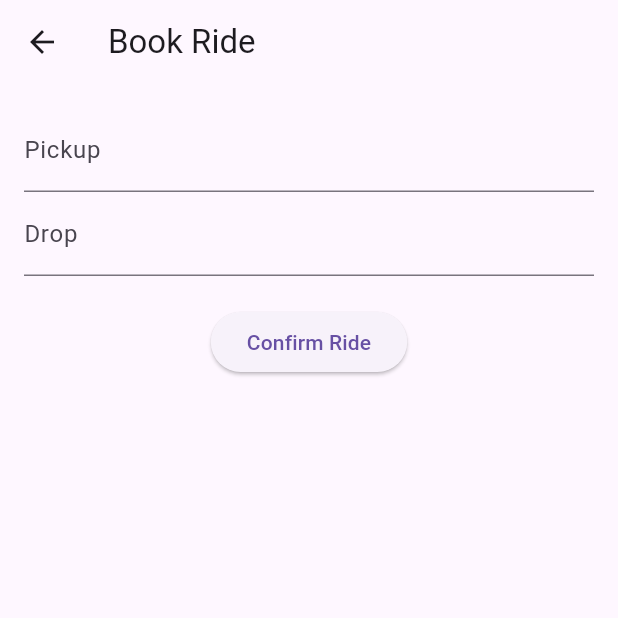
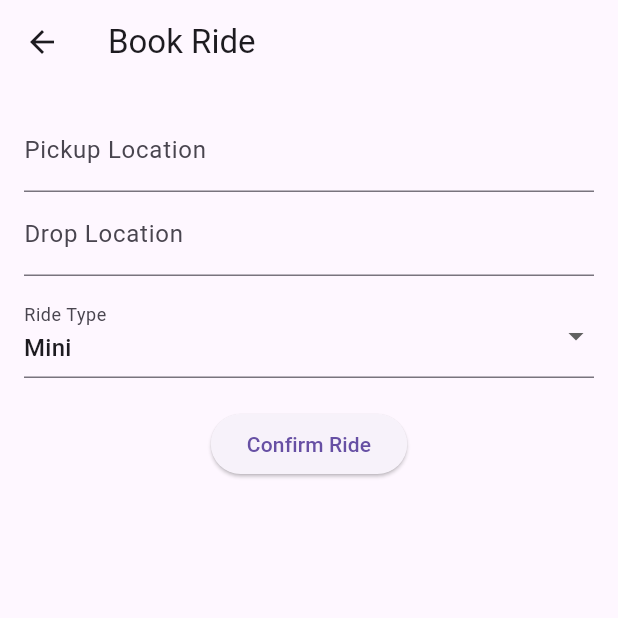
Before and after one commit to smvinay/smart_ride_app, a Flutter app: the screen it shows after launch, after a tap on the "add" icon, on a phone screen of 412 x 824 dp, the top half of it. Run offline on Flutter 3.47's test engine with Material 3 defaults, Android fonts, the phone set to English and light mode, and no system bars; our stand-ins replace fl_chart, flutter_riverpod, hive, hive_flutter; accounts and stored records are empty.

Commit message:
refactor: strongly type dashboard provider to avoid dynamic map issues

```diff
--- a/lib/screens/add_trip_screen.dart
+++ b/lib/screens/add_trip_screen.dart
@@ -4,33 +4,69 @@ import 'package:uuid/uuid.dart';
 import '../models/trip.dart';
 import '../state/trip_notifier.dart';
 
-class AddTripScreen extends ConsumerWidget {
+class AddTripScreen extends ConsumerStatefulWidget {
+  @override
+  ConsumerState<AddTripScreen> createState() => _AddTripScreenState();
+}
+
+class _AddTripScreenState extends ConsumerState<AddTripScreen> {
   final pickupCtrl = TextEditingController();
   final dropCtrl = TextEditingController();
+  String rideType = 'Mini';
 
   @override
-  Widget build(BuildContext context, WidgetRef ref) {
+  Widget build(BuildContext context) {
     return Scaffold(
       appBar: AppBar(title: const Text('Book Ride')),
       body: Padding(
         padding: const EdgeInsets.all(16),
         child: Column(
           children: [
-            TextField(controller: pickupCtrl, decoration: const InputDecoration(labelText: 'Pickup')),
-            TextField(controller: dropCtrl, decoration: const InputDecoration(labelText: 'Drop')),
+            TextField(
+              controller: pickupCtrl,
+              decoration: const InputDecoration(labelText: 'Pickup Location'),
+            ),
+            TextField(
+              controller: dropCtrl,
+              decoration: const InputDecoration(labelText: 'Drop Location'),
+            ),
+            const SizedBox(height: 12),
+            DropdownButtonFormField<String>(
+              value: rideType,
+              items: ['Mini', 'Sedan', 'Auto', 'Bike']
+                  .map(
+                    (e) => DropdownMenuItem(
+                  value: e,
+                  child: Text(e),
+                ),
+              )
+                  .toList(),
+              onChanged: (val) => setState(() => rideType = val!),
+              decoration: const InputDecoration(labelText: 'Ride Type'),
+            ),
             const SizedBox(height: 20),
             ElevatedButton(
               onPressed: () {
-                final trip = Trip(
-                  id: const Uuid().v4(),
-                  pickup: pickupCtrl.text,
-                  drop: dropCtrl.text,
-                  rideType: 'Mini',
-                  fare: 120,
-                  status: 'Requested',
-                  dateTime: DateTime.now(),
+                if (pickupCtrl.text.isEmpty ||
+                    dropCtrl.text.isEmpty) {
+                  ScaffoldMessenger.of(context).showSnackBar(
+                    const SnackBar(content: Text('All fields required')),
+                  );
+                  return;
+                }
+
+                ref.read(tripProvider.notifier).addTrip(
+                  Trip(
+                    id: const Uuid().v4(),
+                    pickup: pickupCtrl.text,
+                    drop: dropCtrl.text,
+                    rideType: rideType,
+                    fare: 100,
+                    status: 'Requested',
+                    dateTime: DateTime.now(),
+                  ),
                 );
-                ref.read(tripProvider.notifier).addTrip(trip);
+
                 Navigator.pop(context);
               },
               child: const Text('Confirm Ride'),
--- a/lib/screens/dashboard_screen.dart
+++ b/lib/screens/dashboard_screen.dart
@@ -3,6 +3,9 @@ import 'package:flutter_riverpod/flutter_riverpod.dart';
 import '../state/dashboard_provider.dart';
 import '../state/trip_notifier.dart';
 import 'add_trip_screen.dart';
+import '../widgets/status_badge.dart';
+import '../widgets/trip_type_chart.dart';
+
 
 class DashboardScreen extends ConsumerWidget {
   const DashboardScreen({super.key});
@@ -30,16 +33,33 @@ class DashboardScreen extends ConsumerWidget {
         child: Column(
           crossAxisAlignment: CrossAxisAlignment.start,
           children: [
-            _summaryCard(
-              title: 'Total Trips',
-              value: dashboard['totalTrips'].toString(),
-              icon: Icons.directions_car,
+            Row(
+              children: [
+                _animatedSummaryCard(
+                  title: 'Trips',
+                  value: dashboard.totalTrips,
+                  icon: Icons.directions_car,
+                  color: Colors.blue,
+                ),
+                const SizedBox(width: 12),
+                _animatedSummaryCard(
+                  title: 'Spent',
+                  value: dashboard.totalSpent,
+                  icon: Icons.currency_rupee,
+                  color: Colors.green,
+                ),
+              ],
             ),
-            _summaryCard(
-              title: 'Total Spent',
-              value: '₹${dashboard['totalSpent']}',
-              icon: Icons.currency_rupee,
+            const SizedBox(height: 20),
+            const Text(
+              'Trips by Ride Type',
+              style: TextStyle(fontSize: 18, fontWeight: FontWeight.bold),
             ),
+            const SizedBox(height: 12),
+            TripTypeChart(
+              data: Map<String, int>.from(dashboard.tripsByType),
+            ),
+
             const SizedBox(height: 16),
             const Text(
               'Recent Trips',
@@ -53,12 +73,59 @@ class DashboardScreen extends ConsumerWidget {
                 itemCount: trips.length,
                 itemBuilder: (context, index) {
                   final trip = trips.reversed.toList()[index];
-                  return ListTile(
-                    leading: const Icon(Icons.location_on),
-                    title: Text('${trip.pickup} → ${trip.drop}'),
-                    subtitle: Text(trip.status),
-                    trailing: Text('₹${trip.fare}'),
-                  );
+                  return Expanded(
+                    child: trips.isEmpty
+                        ? const Center(child: Text('No trips yet'))
+                        : ListView.builder(
+                      itemCount: trips.length,
+                      itemBuilder: (context, index) {
+                        final trip = trips.reversed.toList()[index];
+
+                        return AnimatedContainer(
+                          duration: const Duration(milliseconds: 300),
+                          margin: const EdgeInsets.only(bottom: 12),
+                          child: Card(
+                            shape: RoundedRectangleBorder(
+                                borderRadius: BorderRadius.circular(16)),
+                            child: Padding(
+                              padding: const EdgeInsets.all(12),
+                              child: Column(
+                                crossAxisAlignment: CrossAxisAlignment.start,
+                                children: [
+                                  Row(
+                                    mainAxisAlignment:
+                                    MainAxisAlignment.spaceBetween,
+                                    children: [
+                                      Text(
+                                        '${trip.pickup} → ${trip.drop}',
+                                        style: const TextStyle(
+                                            fontWeight: FontWeight.bold),
+                                      ),
+                                      StatusBadge(status: trip.status),
+                                    ],
+                                  ),
+                                  const SizedBox(height: 8),
+                                  Row(
+                                    mainAxisAlignment:
+                                    MainAxisAlignment.spaceBetween,
+                                    children: [
+                                      Text(trip.rideType),
+                                      Text(
+                                        '₹${trip.fare}',
+                                        style: const TextStyle(
+                                            fontWeight: FontWeight.w600),
+                                      ),
+                                    ],
+                                  ),
+                                ],
+                              ),
+                            ),
+                          ),
+                        );
+                      },
+                    ),
+                    );
+
                 },
               ),
             ),
@@ -68,21 +135,43 @@ class DashboardScreen extends ConsumerWidget {
     );
   }
 
-  Widget _summaryCard({
+  Widget _animatedSummaryCard({
     required String title,
-    required String value,
+    required num value,
     required IconData icon,
+    Color? color,
   }) {
-    return Card(
-      margin: const EdgeInsets.only(bottom: 12),
-      child: ListTile(
-        leading: Icon(icon, size: 32),
-        title: Text(title),
-        trailing: Text(
-          value,
-          style: const TextStyle(fontSize: 18, fontWeight: FontWeight.bold),
+    return Expanded(
+      child: Card(
+        elevation: 4,
+        shape: RoundedRectangleBorder(borderRadius: BorderRadius.circular(16)),
+        child: Padding(
+          padding: const EdgeInsets.all(16),
+          child: Column(
+            crossAxisAlignment: CrossAxisAlignment.start,
+            children: [
+              Icon(icon, size: 32, color: color),
+              const SizedBox(height: 12),
+              Text(title,
+                  style: const TextStyle(
+                      fontSize: 14, fontWeight: FontWeight.w500)),
+              const SizedBox(height: 8),
+              TweenAnimationBuilder<double>(
+                tween: Tween(begin: 0, end: value.toDouble()),
+                duration: const Duration(milliseconds: 700),
+                builder: (context, val, _) {
+                  return Text(
+                    val.toStringAsFixed(0),
+                    style: const TextStyle(
+                        fontSize: 24, fontWeight: FontWeight.bold),
+                  );
+                },
+              ),
+            ],
+          ),
         ),
       ),
     );
   }
+
 }
--- a/lib/state/dashboard_provider.dart
+++ b/lib/state/dashboard_provider.dart
@@ -1,21 +1,32 @@
 import 'package:flutter_riverpod/flutter_riverpod.dart';
-import '../models/trip.dart';
-import 'trip_notifier.dart';
+import '../state/trip_notifier.dart';
 
-final dashboardProvider = Provider((ref) {
+class DashboardData {
+  final int totalTrips;
+  final double totalSpent;
+  final Map<String, int> tripsByType;
+
+  DashboardData({
+    required this.totalTrips,
+    required this.totalSpent,
+    required this.tripsByType,
+  });
+}
+
+final dashboardProvider = Provider<DashboardData>((ref) {
   final trips = ref.watch(tripProvider);
 
   final completed = trips.where((t) => t.status == 'Completed');
 
-  return {
-    'totalTrips': completed.length,
-    'totalSpent': completed.fold<double>(
-        0, (sum, t) => sum + t.fare),
-    'byType': {
+  return DashboardData(
+    totalTrips: completed.length,
+    totalSpent:
+    completed.fold<double>(0, (sum, t) => sum + t.fare),
+    tripsByType: {
       'Mini': completed.where((t) => t.rideType == 'Mini').length,
       'Sedan': completed.where((t) => t.rideType == 'Sedan').length,
       'Auto': completed.where((t) => t.rideType == 'Auto').length,
       'Bike': completed.where((t) => t.rideType == 'Bike').length,
-    }
-  };
+    },
+  );
 });
--- /dev/null
+++ b/lib/widgets/trip_type_chart.dart
@@ -0,0 +1,37 @@
+import 'package:fl_chart/fl_chart.dart';
+import 'package:flutter/material.dart';
+
+class TripTypeChart extends StatelessWidget {
+  final Map<String, int> data;
+
+  const TripTypeChart({super.key, required this.data});
+
+  @override
+  Widget build(BuildContext context) {
+    if (data.values.every((e) => e == 0)) {
+      return const Center(child: Text('No completed trips'));
+    }
+
+    return SizedBox(
+      height: 220,
+      child: PieChart(
+        PieChartData(
+          sectionsSpace: 4,
+          centerSpaceRadius: 40,
+          sections: data.entries.map((entry) {
+            return PieChartSectionData(
+              value: entry.value.toDouble(),
+              title: entry.key,
+              radius: 60,
+              titleStyle: const TextStyle(
+                fontSize: 12,
+                fontWeight: FontWeight.bold,
+                color: Colors.white,
+              ),
+            );
+          }).toList(),
+        ),
+      ),
+    );
+  }
+}
```
Also changed, not shown: lib/widgets/status_badge.dart (added, +43 -0 lines).
